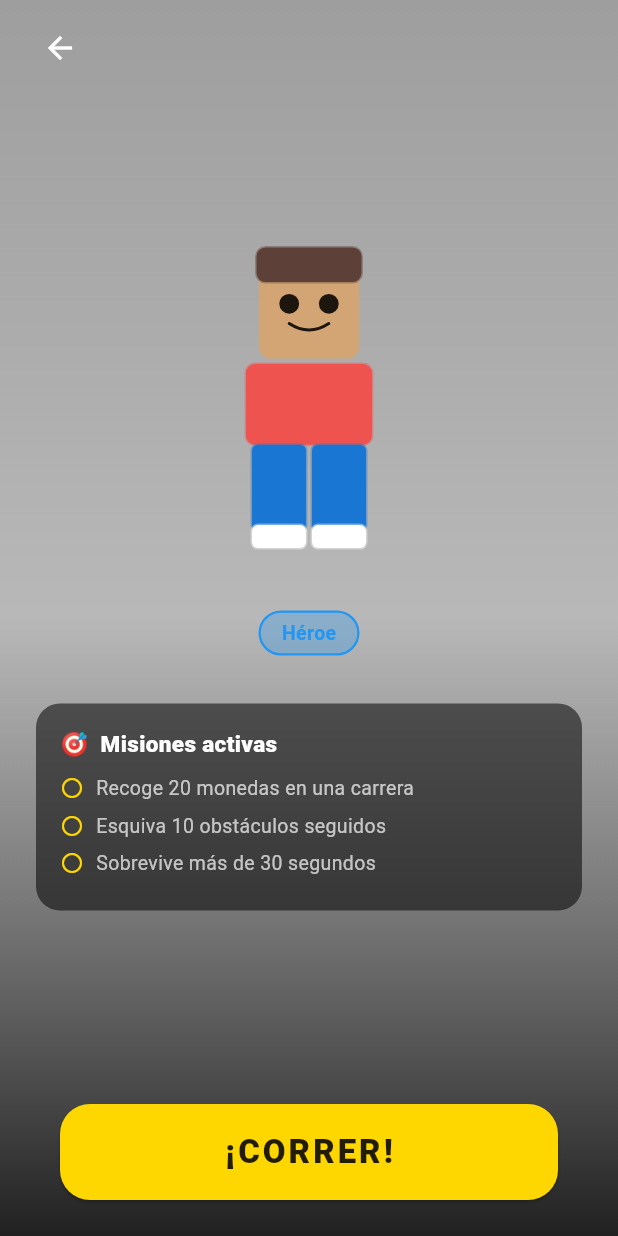
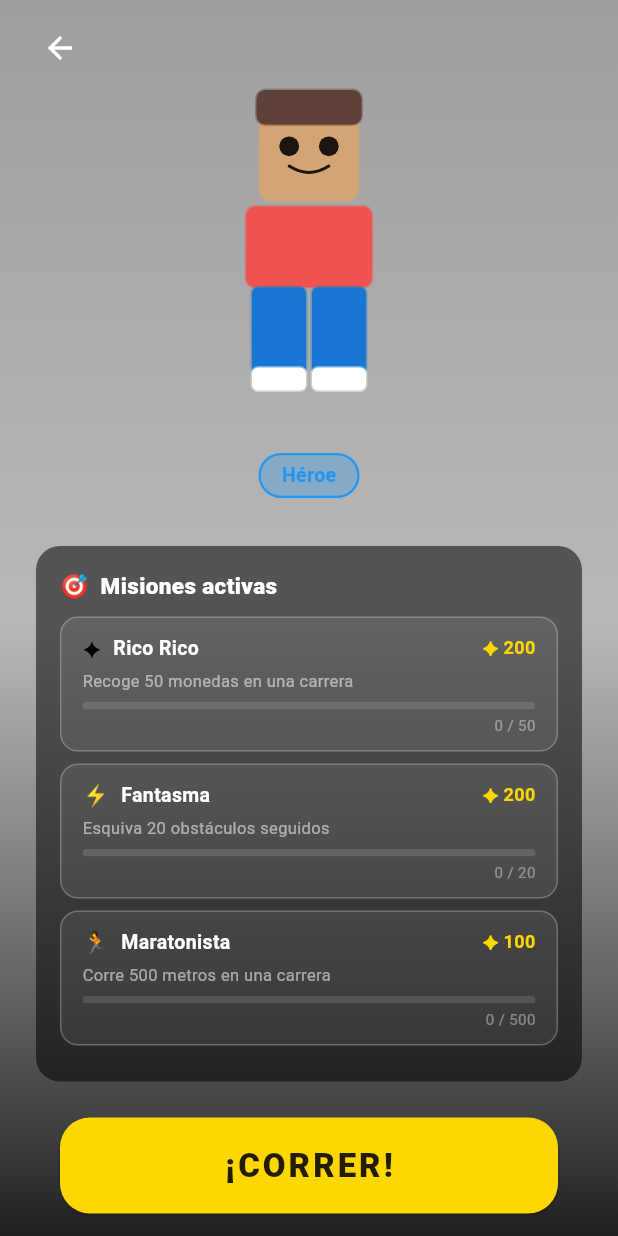
Before and after one commit to yesithv/lego-custom-character, a Flutter app: the PreRunPage screen opened directly with empty values, on a phone screen of 412 x 824 dp. Run offline on Flutter 3.47's test engine with Material 3 defaults, Android fonts, the phone set to English and light mode, and no system bars; our stand-ins replace equatable, flutter_bloc, get_it, go_router, hive, hive_flutter; missing offline and left inert: flame; accounts and stored records are empty; Roboto replaces fonts that are missing (Nunito).

Commit message:
feat(missions): Epic 6 — active mission system with run tracking and progress UI
- Mission entity (5 types: collectCoins, runMeters, evadeObstacles, surviveSeconds, useJump)
  with JSON serialization, progressRatio, and isCompleted helpers
- MissionRepositoryImpl: 13 templates randomly generated into 3 active missions (no duplicate types);
  auto-refreshes when all 3 complete; persisted in Hive Box<String>
- MissionBloc: LoadMissions, AdvanceMissionsEvent (tracks justCompleted diff), RefreshMissionsEvent
- BrixRunGame gains jumpCount, elapsedSeconds, maxObstacleStreak fields updated each frame/action
- RunnerPage dispatches AdvanceMissionsEvent with full run stats on game over
- PreRunPage: replaced hardcoded text list with live MissionCard widgets from MissionBloc
- _GameOverOverlay: shows newly-completed missions section when justCompleted is non-empty
- MissionCard widget: progress bar, icon per type, reward amount, compact mode for game-over
- MissionBloc provided at app scope alongside WalletBloc in MultiBlocProvider

Co-Authored-By: Claude Sonnet 4.6 <noreply@anthropic.com>
Claude-Session: https://claude.ai/code/session_013qrt3HmW3oP4mYhDm9W1hg

```diff
--- /dev/null
+++ b/lib/features/missions/domain/entities/mission.dart
@@ -0,0 +1,89 @@
+import 'package:equatable/equatable.dart';
+
+enum MissionType {
+  collectCoins,
+  runMeters,
+  evadeObstacles,
+  surviveSeconds,
+  useJump,
+}
+
+class Mission extends Equatable {
+  final String id;
+  final MissionType type;
+  final String title;
+  final String description;
+  final int target;
+  final int progress;
+  final int rewardCoins;
+
+  const Mission({
+    required this.id,
+    required this.type,
+    required this.title,
+    required this.description,
+    required this.target,
+    required this.progress,
+    required this.rewardCoins,
+  });
+
+  bool get isCompleted => progress >= target;
+  double get progressRatio => (progress / target).clamp(0.0, 1.0);
+
+  Mission copyWith({int? progress}) => Mission(
+        id: id,
+        type: type,
+        title: title,
+        description: description,
+        target: target,
+        progress: progress ?? this.progress,
+        rewardCoins: rewardCoins,
+      );
+
+  Map<String, dynamic> toJson() => {
+        'id': id,
+        'type': type.index,
+        'title': title,
+        'description': description,
+        'target': target,
+        'progress': progress,
+        'rewardCoins': rewardCoins,
+      };
+
+  factory Mission.fromJson(Map<String, dynamic> json) => Mission(
+        id: json['id'] as String,
+        type: MissionType.values[json['type'] as int],
+        title: json['title'] as String,
+        description: json['description'] as String,
+        target: json['target'] as int,
+        progress: json['progress'] as int,
+        rewardCoins: json['rewardCoins'] as int,
+      );
+
+  @override
+  List<Object?> get props => [id, type, target, progress];
+}
+
+class MissionRunData {
+  final int coins;
+  final int meters;
+  final int evadedObstacles;
+  final int seconds;
+  final int jumps;
+
+  const MissionRunData({
+    required this.coins,
+    required this.meters,
+    required this.evadedObstacles,
+    required this.seconds,
+    required this.jumps,
+  });
+
+  int progressFor(MissionType type) => switch (type) {
+        MissionType.collectCoins => coins,
+        MissionType.runMeters => meters,
+        MissionType.evadeObstacles => evadedObstacles,
+        MissionType.surviveSeconds => seconds,
+        MissionType.useJump => jumps,
+      };
+}
--- /dev/null
+++ b/lib/features/missions/domain/repositories/mission_repository.dart
@@ -0,0 +1,7 @@
+import '../entities/mission.dart';
+
+abstract class MissionRepository {
+  Future<List<Mission>> getActiveMissions();
+  Future<List<Mission>> advanceMissions(MissionRunData data);
+  Future<List<Mission>> refreshMissions();
+}
--- /dev/null
+++ b/lib/features/missions/presentation/bloc/mission_event.dart
@@ -0,0 +1,24 @@
+import 'package:equatable/equatable.dart';
+
+import '../../domain/entities/mission.dart';
+
+sealed class MissionEvent extends Equatable {
+  const MissionEvent();
+  @override
+  List<Object?> get props => [];
+}
+
+class LoadMissions extends MissionEvent {
+  const LoadMissions();
+}
+
+class AdvanceMissionsEvent extends MissionEvent {
+  final MissionRunData data;
+  const AdvanceMissionsEvent(this.data);
+  @override
+  List<Object?> get props => [data];
+}
+
+class RefreshMissionsEvent extends MissionEvent {
+  const RefreshMissionsEvent();
+}
--- /dev/null
+++ b/lib/features/missions/presentation/bloc/mission_state.dart
@@ -0,0 +1,31 @@
+import 'package:equatable/equatable.dart';
+
+import '../../domain/entities/mission.dart';
+
+enum MissionStatus { initial, loading, ready }
+
+class MissionState extends Equatable {
+  final MissionStatus status;
+  final List<Mission> missions;
+  final List<Mission> justCompleted;
+
+  const MissionState({
+    this.status = MissionStatus.initial,
+    this.missions = const [],
+    this.justCompleted = const [],
+  });
+
+  MissionState copyWith({
+    MissionStatus? status,
+    List<Mission>? missions,
+    List<Mission>? justCompleted,
+  }) =>
+      MissionState(
+        status: status ?? this.status,
+        missions: missions ?? this.missions,
+        justCompleted: justCompleted ?? this.justCompleted,
+      );
+
+  @override
+  List<Object?> get props => [status, missions, justCompleted];
+}
--- /dev/null
+++ b/lib/features/missions/presentation/widgets/mission_card.dart
@@ -0,0 +1,98 @@
+import 'package:flutter/material.dart';
+
+import '../../domain/entities/mission.dart';
+
+class MissionCard extends StatelessWidget {
+  final Mission mission;
+  final bool compact;
+
+  const MissionCard({super.key, required this.mission, this.compact = false});
+
+  String get _icon => switch (mission.type) {
+        MissionType.collectCoins => '✦',
+        MissionType.runMeters => '🏃',
+        MissionType.evadeObstacles => '⚡',
+        MissionType.surviveSeconds => '⏱',
+        MissionType.useJump => '🦘',
+      };
+
+  @override
+  Widget build(BuildContext context) {
+    final done = mission.isCompleted;
+    return Container(
+      margin: const EdgeInsets.only(bottom: 8),
+      padding: const EdgeInsets.symmetric(horizontal: 14, vertical: 10),
+      decoration: BoxDecoration(
+        color: done
+            ? Colors.green.withValues(alpha: 0.15)
+            : Colors.white.withValues(alpha: 0.08),
+        borderRadius: BorderRadius.circular(12),
+        border: Border.all(
+          color: done ? Colors.green.shade400 : Colors.white24,
+          width: 1,
+        ),
+      ),
+      child: Column(
+        crossAxisAlignment: CrossAxisAlignment.start,
+        children: [
+          Row(
+            children: [
+              Text(_icon, style: const TextStyle(fontSize: 14)),
+              const SizedBox(width: 8),
+              Expanded(
+                child: Text(
+                  mission.title,
+                  style: TextStyle(
+                    color: done ? Colors.green.shade300 : Colors.white,
+                    fontWeight: FontWeight.w700,
+                    fontSize: compact ? 12 : 13,
+                  ),
+                ),
+              ),
+              if (done)
+                const Icon(Icons.check_circle, color: Colors.green, size: 16)
+              else
+                Text(
+                  '✦ ${mission.rewardCoins}',
+                  style: const TextStyle(
+                    color: Color(0xFFFFD700),
+                    fontWeight: FontWeight.w700,
+                    fontSize: 12,
+                  ),
+                ),
+            ],
+          ),
+          if (!compact) ...[
+            const SizedBox(height: 4),
+            Text(
+              mission.description,
+              style: const TextStyle(color: Colors.white54, fontSize: 11),
+            ),
+          ],
+          const SizedBox(height: 6),
+          ClipRRect(
+            borderRadius: BorderRadius.circular(4),
+            child: LinearProgressIndicator(
+              value: mission.progressRatio,
+              minHeight: 5,
+              backgroundColor: Colors.white12,
+              valueColor: AlwaysStoppedAnimation<Color>(
+                done ? Colors.green : const Color(0xFFFFD700),
+              ),
+            ),
+          ),
+          if (!compact) ...[
+            const SizedBox(height: 3),
+            Align(
+              alignment: Alignment.centerRight,
+              child: Text(
+                '${mission.progress.clamp(0, mission.target)} / ${mission.target}',
+                style: const TextStyle(color: Colors.white38, fontSize: 10),
+              ),
+            ),
+          ],
+        ],
+      ),
+    );
+  }
+}
--- a/lib/features/runner/presentation/pages/pre_run_page.dart
+++ b/lib/features/runner/presentation/pages/pre_run_page.dart
@@ -1,8 +1,12 @@
 import 'package:flutter/material.dart';
+import 'package:flutter_bloc/flutter_bloc.dart';
 import 'package:go_router/go_router.dart';
 
 import '../../../character_editor/domain/entities/character.dart';
 import '../../../character_editor/presentation/widgets/character_preview.dart';
+import '../../../missions/presentation/bloc/mission_bloc.dart';
+import '../../../missions/presentation/bloc/mission_state.dart';
+import '../../../missions/presentation/widgets/mission_card.dart';
 
 class PreRunPage extends StatelessWidget {
   final Character character;
@@ -19,12 +23,6 @@ class PreRunPage extends StatelessWidget {
     required this.worldEmoji,
     required this.worldColor,
   });
-
-  static const _missions = [
-    'Recoge 20 monedas en una carrera',
-    'Esquiva 10 obstáculos seguidos',
-    'Sobrevive más de 30 segundos',
-  ];
 
   @override
   Widget build(BuildContext context) {
@@ -82,7 +80,8 @@ class PreRunPage extends StatelessWidget {
               // Missions panel
               Padding(
                 padding: const EdgeInsets.symmetric(horizontal: 24),
-                child: Container(
+                child: BlocBuilder<MissionBloc, MissionState>(
+                  builder: (context, state) => Container(
                     decoration: BoxDecoration(
                       color: Colors.black54,
                       borderRadius: BorderRadius.circular(16),
@@ -100,24 +99,21 @@ class PreRunPage extends StatelessWidget {
                           ),
                         ),
                         const SizedBox(height: 10),
-                      ..._missions.map(
-                        (m) => Padding(
-                          padding: const EdgeInsets.only(bottom: 6),
-                          child: Row(
-                            children: [
-                              const Icon(Icons.radio_button_unchecked,
-                                  color: Color(0xFFFFD700), size: 16),
-                              const SizedBox(width: 8),
-                              Text(m,
-                                  style: const TextStyle(
-                                    color: Colors.white70,
-                                    fontSize: 13,
-                                  )),
+                        if (state.status == MissionStatus.loading)
+                          const Center(
+                            child: SizedBox(
+                              height: 20,
+                              width: 20,
+                              child: CircularProgressIndicator(
+                                strokeWidth: 2,
+                                color: Colors.white54,
+                              ),
+                            ),
+                          )
+                        else
+                          ...state.missions.map((m) => MissionCard(mission: m)),
                       ],
                     ),
-                        ),
-                      ),
-                    ],
                   ),
                 ),
               ),
```
Also changed, not shown: lib/core/di/injection.dart (+16 -0 lines), lib/features/missions/data/datasources/mission_local_datasource.dart (added, +21 -0 lines), lib/features/missions/data/repositories/mission_repository_impl.dart (added, +97 -0 lines), lib/features/missions/presentation/bloc/mission_bloc.dart (added, +45 -0 lines), lib/features/runner/presentation/game/brix_run_game.dart (+10 -2 lines), lib/features/runner/presentation/pages/runner_page.dart (+35 -1 lines), lib/main.dart (+7 -3 lines). Lines whose indentation alone changed are shown as unchanged.
